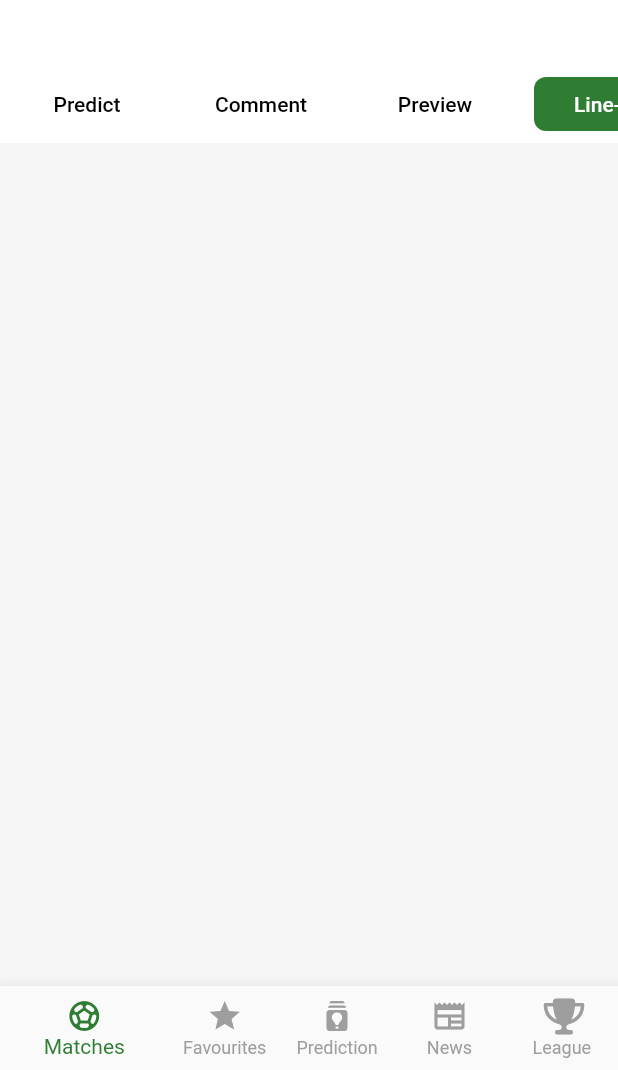
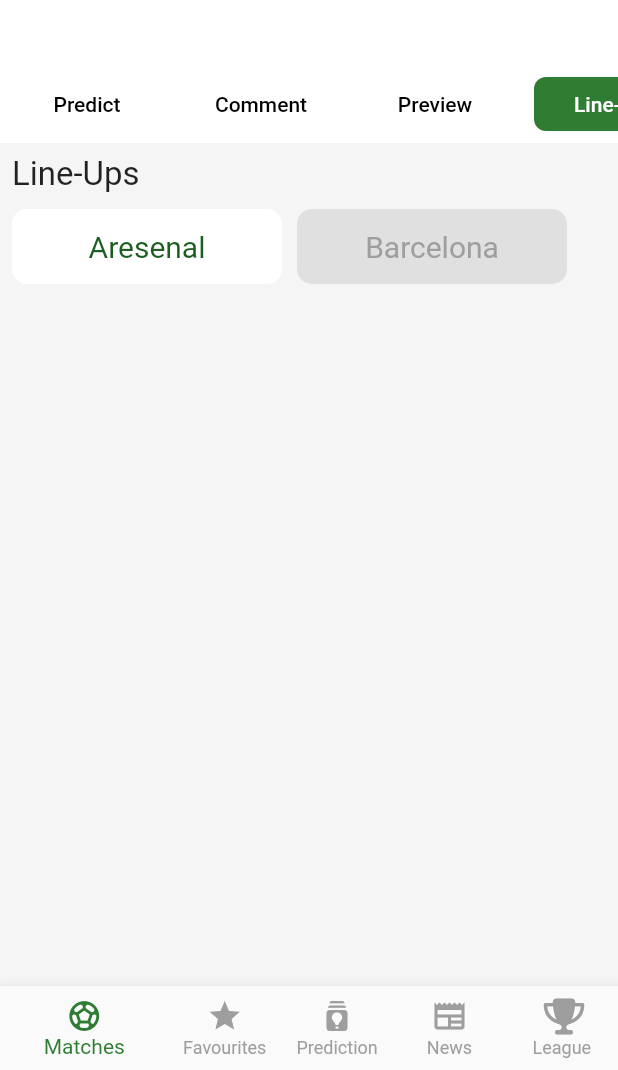
Before and after one commit to Tosin2289/Fotmob_clone, a Flutter app: the DetailsScreen screen opened directly with empty values, after a tap on "Comment", after a tap on "Preview", after a tap on "Line-up", on a phone screen of 412 x 824 dp, the part 166-1236 px from its top. Run offline on Flutter 3.47's test engine with Material 2 defaults, Android fonts, the phone set to English and light mode, and no system bars; our stand-ins replace font_awesome_flutter.

Commit message:
seventh commit

```diff
--- a/lib/pages/detailsscreenelements/comment.dart
+++ b/lib/pages/detailsscreenelements/comment.dart
@@ -7,7 +7,7 @@ class Comment extends StatelessWidget {
   Widget build(BuildContext context) {
     return Container(
       child: Padding(
-        padding: const EdgeInsets.all(1.0),
+        padding: const EdgeInsets.all(8.0),
         child: Column(
           children: [
             const comment(
--- a/lib/pages/detailsscreenelements/line-up.dart
+++ b/lib/pages/detailsscreenelements/line-up.dart
@@ -5,6 +5,55 @@ class LineUp extends StatelessWidget {
 
   @override
   Widget build(BuildContext context) {
-    return Container();
+    return Container(
+      child: Padding(
+        padding: const EdgeInsets.all(8.0),
+        child: Column(
+          children: [
+            Row(
+              children: const [
+                Text(
+                  "Line-Ups",
+                  style: TextStyle(fontSize: 22),
+                ),
+              ],
+            ),
+            const SizedBox(
+              height: 10,
+            ),
+            Row(
+              children: [
+                Container(
+                  height: 50,
+                  width: 180,
+                  decoration: BoxDecoration(
+                      borderRadius: BorderRadius.circular(10),
+                      color: Colors.white),
+                  child: Center(
+                    child: Text("Aresenal",
+                        style:
+                            TextStyle(fontSize: 20, color: Colors.green[900])),
+                  ),
+                ),
+                const SizedBox(
+                  width: 10,
+                ),
+                Container(
+                  height: 50,
+                  width: 180,
+                  decoration: BoxDecoration(
+                      borderRadius: BorderRadius.circular(10),
+                      color: Colors.grey[300]),
+                  child: const Center(
+                    child: Text("Barcelona",
+                        style: TextStyle(fontSize: 20, color: Colors.grey)),
+                  ),
+                ),
+              ],
+            )
+          ],
+        ),
+      ),
+    );
   }
 }
```
